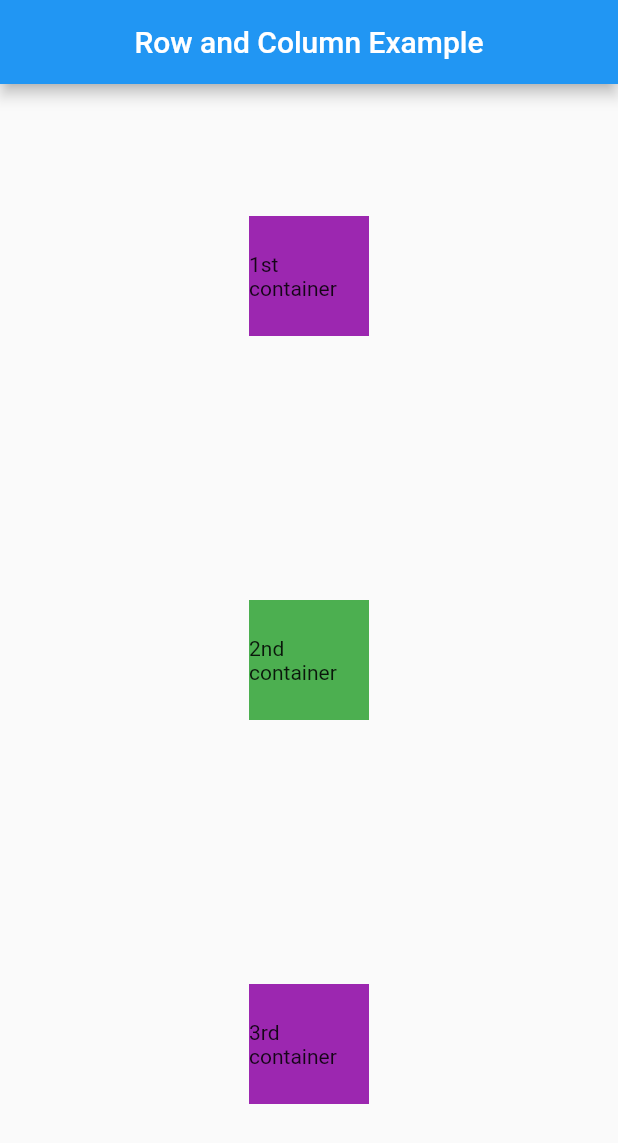
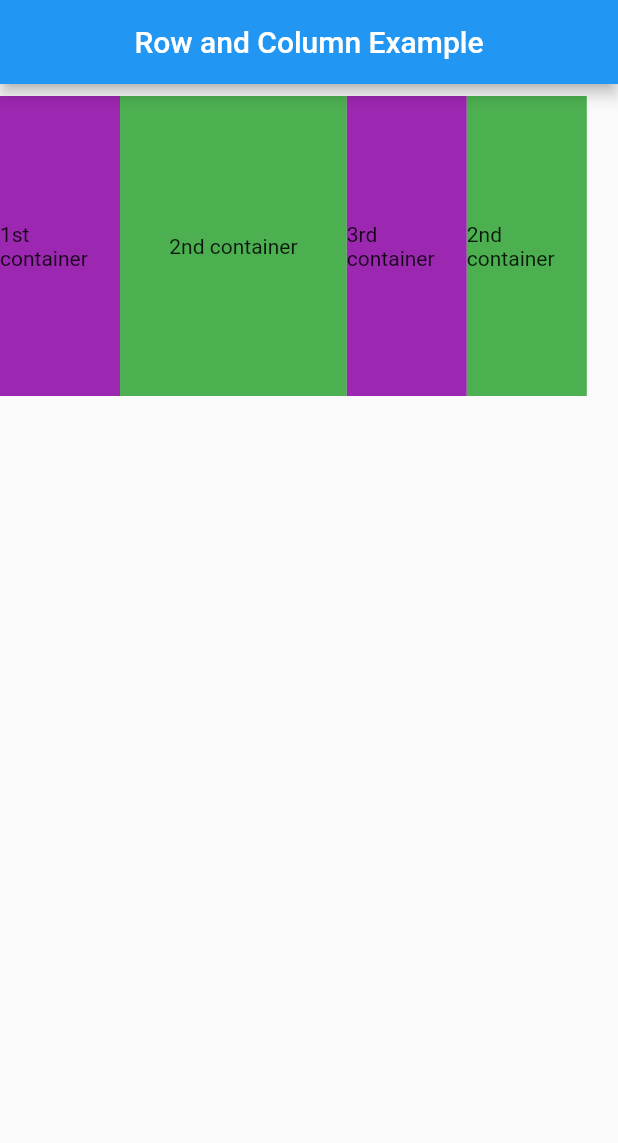
Before and after one commit to NilamPathak578/flutterHopeProjects, a Flutter app: the screen it shows after launch, on a phone screen of 412 x 824 dp. Shown: the top 1143 px of the screen. Run offline on Flutter 3.47's test engine with Material 2 defaults, Android fonts, the phone set to English and light mode, and no system bars; our stand-ins replace carousel_slider, marquee, webview_flutter.

Commit message:
Expanded and Flexible Example

```diff
--- a/lib/Views/home_page.dart
+++ b/lib/Views/home_page.dart
@@ -24,10 +24,11 @@ class _HomepageState extends State<Homepage> {
         centerTitle: true,
       ),
       body: Container(
+        padding: const EdgeInsets.symmetric(vertical: 8.0),
         height: double.infinity,
         width: double.infinity,
-        //child: row(),
-        child: column(),
+        child: row(),
+        //child: column(),
       ),
     );
   }
--- a/lib/Widgets/column_widget.dart
+++ b/lib/Widgets/column_widget.dart
@@ -2,10 +2,9 @@ import 'package:flutter/material.dart';
 
 Widget column() {
   return Column(
-    //crossAxisAlignment: CrossAxisAlignment.start,
-    mainAxisAlignment: MainAxisAlignment.spaceAround,
     children: [
-      Container(
+      Expanded(
+        child: Container(
           height: 80,
           width: 80,
           child: const Center(child: Text("1st container")),
@@ -13,18 +12,23 @@ Widget column() {
             color: Colors.purple,
           ),
         ),
-      Container(
+      ),
+      Expanded(
+        child: Container(
           height: 80,
           color: Colors.green,
           width: 80,
           child: const Center(child: Text("2nd container")),
         ),
-      Container(
+      ),
+      Expanded(
+        child: Container(
           height: 80,
           width: 80,
           child: const Center(child: Text("3rd container")),
           color: Colors.purple,
         ),
+      ),
     ],
   );
 }
--- a/lib/Widgets/row_widget.dart
+++ b/lib/Widgets/row_widget.dart
@@ -2,29 +2,66 @@ import 'package:flutter/material.dart';
 
 Widget row() {
   return Row(
-    mainAxisAlignment: MainAxisAlignment.spaceAround,
-    //crossAxisAlignment: CrossAxisAlignment.start,
+    crossAxisAlignment: CrossAxisAlignment.start,
+    //mainAxisAlignment: MainAxisAlignment.spaceEvenly,
     children: [
+      // Container(
+      //   height: 200,
+      //   width: 80,
+      //   child: const Center(child: Text("1st container")),
+      //   decoration: const BoxDecoration(
+      //     color: Colors.purple,
+      //   ),
+      // ),
+      // Expanded(
+      //   child: Container(
+      //     height: 200,
+      //     color: Colors.green,
+      //     width: 80,
+      //     child: const Center(child: Text("2nd container")),
+      //   ),
+      // ),
+      // Container(
+      //   height: 200,
+      //   width: 80,
+      //   child: const Center(child: Text("3rd container")),
+      //   color: Colors.purple,
+      // ),
+
       Container(
-        height: 80,
+        height: 200,
         width: 80,
         child: const Center(child: Text("1st container")),
         decoration: const BoxDecoration(
           color: Colors.purple,
         ),
       ),
+      Flexible(
+        flex: 3,
+        fit: FlexFit.tight,
+        child: Container(
+          height: 200,
+          color: Colors.green,
+          width: 80,
+          child: const Center(child: Text("2nd container")),
+        ),
+      ),
+
+      Flexible(
+        flex: 2,
+        child: Container(
+          height: 200,
+          width: 80,
+          child: const Center(child: Text("3rd container")),
+          color: Colors.purple,
+        ),
+      ),
       Container(
-        height: 80,
+        height: 200,
         color: Colors.green,
         width: 80,
         child: const Center(child: Text("2nd container")),
       ),
-      Container(
-        height: 80,
-        width: 80,
-        child: const Center(child: Text("3rd container")),
-        color: Colors.purple,
-      ),
     ],
   );
 }
```
Lines whose indentation alone changed are shown as unchanged.
